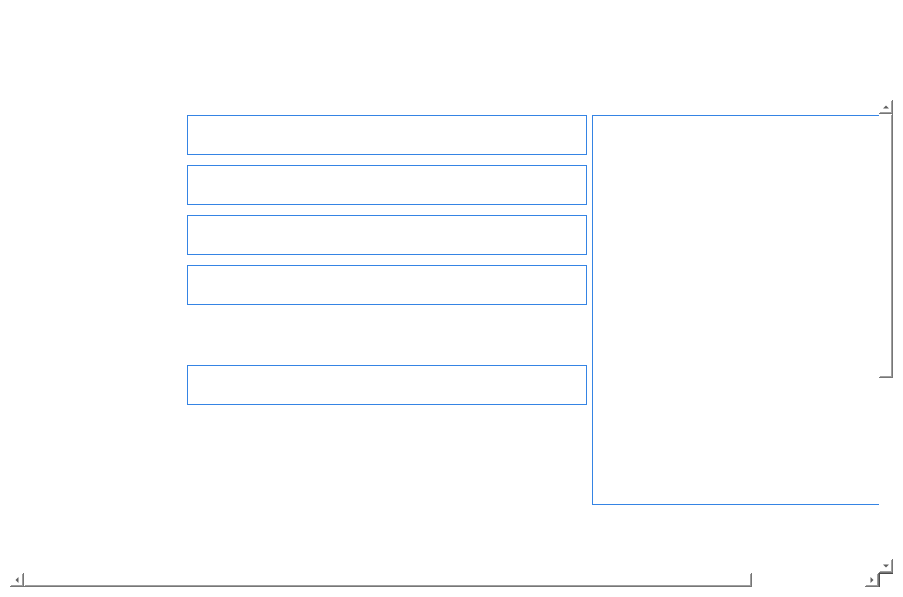
Above: forms/Page_5.ui from apollo-k22/FaceAI-Product before the change. Below: the same form after it.
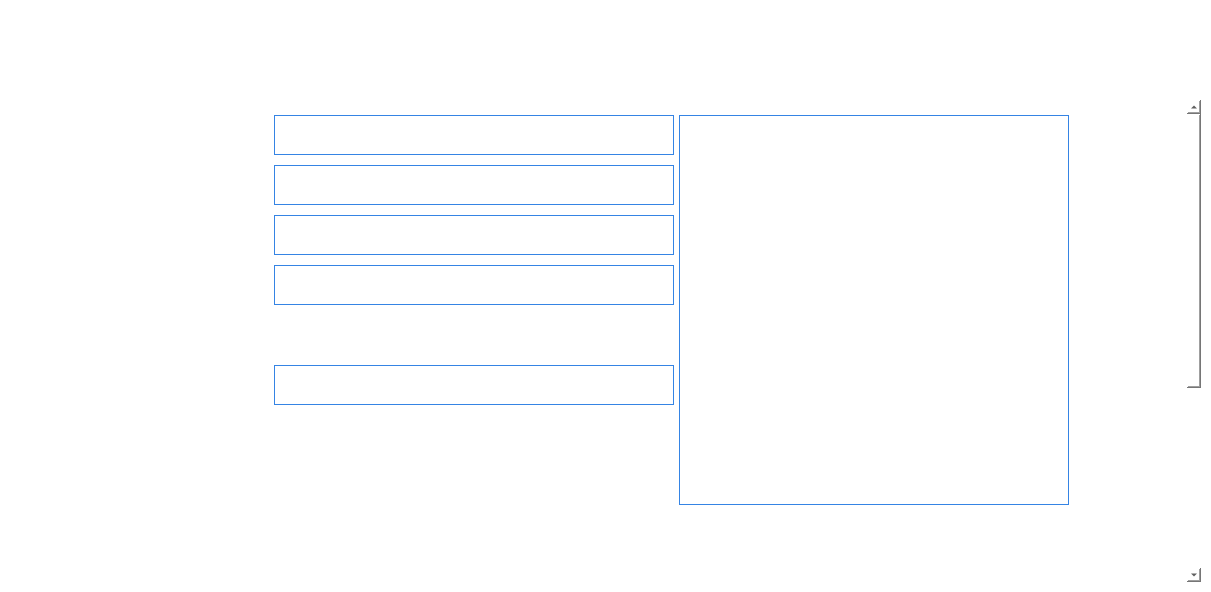
That is the form after the change. Icons and pictures are not drawn.

```diff
--- a/forms/Page_5.ui
+++ b/forms/Page_5.ui
@@ -6,8 +6,8 @@
    <rect>
     <x>0</x>
     <y>0</y>
-    <width>903</width>
-    <height>597</height>
+    <width>1211</width>
+    <height>592</height>
    </rect>
   </property>
   <property name="styleSheet">
@@ -242,8 +242,8 @@
         <property name="geometry">
          <rect>
           <x>0</x>
-          <y>0</y>
-          <width>1016</width>
+          <y>-241</y>
+          <width>1172</width>
           <height>840</height>
          </rect>
         </property>
```
Left out of the diff: 8 changed lines with no effect on the pictures.
